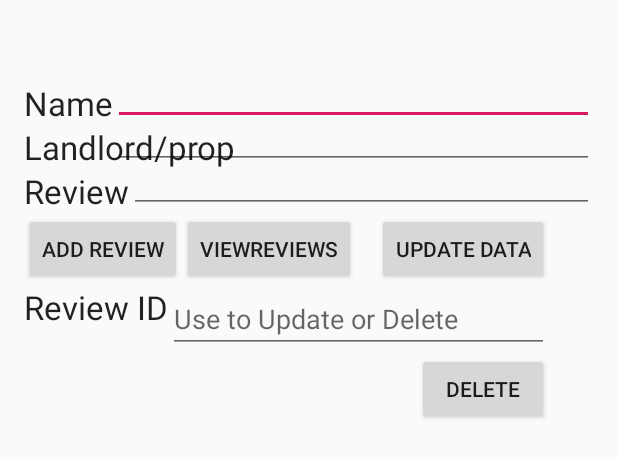
After one commit to S-Brien/C2G_v2, an Android app: the layout review_page.xml on its own in the app's theme, with its tools: preview values and no code run, on a phone screen of 412 x 824 dp. The commit adds this screen. Shown: the top 457 px of the screen. Run offline under Robolectric (Android 15) with nearby library versions, the phone set to English and light mode, and no system bars.

Commit message:
added stuff

```diff
--- a/app/src/main/java/com/example/myapplication2/ListingsPage.java
+++ b/app/src/main/java/com/example/myapplication2/ListingsPage.java
@@ -45,6 +45,7 @@ public class ListingsPage extends AppCompatActivity {
                 startActivity(new Intent(getApplicationContext(), HomePage.class));
             }
         });
+
 
         ImageView profilePicture = findViewById(R.id.profilePicture);
         profilePicture.setOnClickListener(new View.OnClickListener(){
--- /dev/null
+++ b/app/src/main/res/layout/review_page.xml
@@ -0,0 +1,129 @@
+<?xml version="1.0" encoding="utf-8"?>
+<RelativeLayout xmlns:android="http://schemas.android.com/apk/res/android"
+    xmlns:tools="http://schemas.android.com/tools"
+    android:layout_width="match_parent"
+    android:layout_height="match_parent"
+    android:paddingBottom="16dp"
+    android:paddingLeft="16dp"
+    android:paddingRight="16dp"
+    android:paddingTop="16dp"
+    tools:context="com.example.myapplication2.ReviewPage">
+    <TextView
+        android:layout_width="wrap_content"
+        android:layout_height="wrap_content"
+        android:textAppearance="?android:attr/textAppearanceLarge"
+        android:text="Name"
+        android:id="@+id/textView"
+        android:layout_alignParentTop="true"
+        android:layout_alignParentLeft="true"
+        android:layout_alignParentStart="true"
+        android:layout_marginTop="38dp" />
+
+    <TextView
+        android:layout_width="wrap_content"
+        android:layout_height="wrap_content"
+        android:textAppearance="?android:attr/textAppearanceLarge"
+        android:text="Landlord/prop"
+        android:id="@+id/textView2"
+        android:layout_below="@+id/textView"
+        android:layout_alignParentLeft="true"
+        android:layout_alignParentStart="true" />
+
+    <TextView
+        android:layout_width="wrap_content"
+        android:layout_height="wrap_content"
+        android:textAppearance="?android:attr/textAppearanceLarge"
+        android:text="Review"
+        android:id="@+id/textView3"
+        android:layout_below="@+id/textView2"
+        android:layout_alignParentLeft="true"
+        android:layout_alignParentStart="true" />
+
+    <EditText
+        android:layout_width="wrap_content"
+        android:layout_height="wrap_content"
+        android:id="@+id/etNewName"
+        android:layout_alignBottom="@+id/textView"
+        android:layout_toRightOf="@+id/textView"
+        android:layout_alignParentRight="true"
+        android:layout_alignParentEnd="true" />
+
+    <EditText
+        android:layout_width="wrap_content"
+        android:layout_height="wrap_content"
+        android:id="@+id/etNewProp"
+        android:layout_above="@+id/textView3"
+        android:layout_alignRight="@+id/etNewName"
+        android:layout_alignEnd="@+id/etNewName"
+        android:layout_toRightOf="@+id/textView"
+        android:layout_toEndOf="@+id/textView" />
+
+    <EditText
+        android:layout_width="wrap_content"
+        android:layout_height="wrap_content"
+        android:id="@+id/etNewReview"
+        android:layout_alignBottom="@+id/textView3"
+        android:layout_alignParentRight="true"
+        android:layout_alignParentEnd="true"
+        android:layout_toRightOf="@+id/textView3"
+        android:layout_toEndOf="@+id/textView3" />
+
+    <Button
+        android:layout_width="wrap_content"
+        android:layout_height="wrap_content"
+        android:text="Add Review"
+        android:id="@+id/btnAddData"
+        android:layout_below="@+id/textView3"
+        android:layout_alignParentLeft="true"
+        android:layout_alignParentStart="true" />
+
+    <Button
+        android:layout_width="wrap_content"
+        android:layout_height="wrap_content"
+        android:text="ViewReviews"
+        android:id="@+id/btnViewData"
+        android:layout_below="@+id/textView3"
+        android:layout_toRightOf="@+id/btnAddData"
+        android:layout_toEndOf="@+id/btnAddData" />
+
+    <Button
+        android:id="@+id/btnUpdateData"
+        android:layout_width="wrap_content"
+        android:layout_height="wrap_content"
+        android:layout_below="@+id/etNewReview"
+        android:layout_marginStart="14dp"
+        android:layout_marginLeft="14dp"
+        android:layout_toEndOf="@+id/btnViewData"
+        android:layout_toRightOf="@+id/btnViewData"
+        android:text="Update Data" />
+
+    <TextView
+        android:layout_width="wrap_content"
+        android:layout_height="wrap_content"
+        android:textAppearance="?android:attr/textAppearanceLarge"
+        android:text="Review ID"
+        android:id="@+id/textView4"
+        android:layout_below="@+id/btnAddData"
+        android:layout_alignParentLeft="true"
+        android:layout_alignParentStart="true" />
+
+    <EditText
+        android:layout_width="wrap_content"
+        android:layout_height="wrap_content"
+        android:id="@+id/etID"
+        android:layout_alignTop="@+id/textView4"
+        android:layout_toRightOf="@+id/textView4"
+        android:layout_alignRight="@+id/btnUpdateData"
+        android:layout_alignEnd="@+id/btnUpdateData"
+        android:hint="Use to Update or Delete" />
+
+    <Button
+        android:layout_width="wrap_content"
+        android:layout_height="wrap_content"
+        android:text="Delete"
+        android:id="@+id/btnDelete"
+        android:layout_below="@+id/etID"
+        android:layout_alignRight="@+id/etID"
+        android:layout_alignEnd="@+id/etID" />
+
+</RelativeLayout>
```
Also changed, not shown: app/src/main/java/com/example/myapplication2/DatabaseHelper.java (added, +74 -0 lines), app/src/main/java/com/example/myapplication2/ReviewPage.java (added, +132 -0 lines), app/src/main/res/layout/listings_page.xml (+11 -0 lines).
